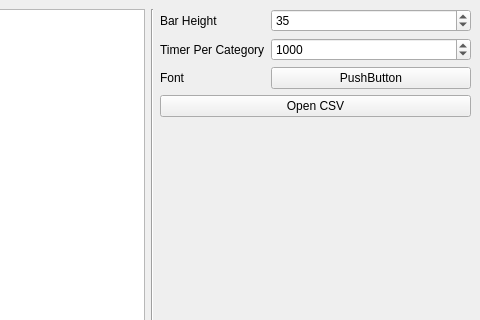
Qt form picker/mainwindow.ui (nrbyte/numvisz) before a commit; both pictures show x 320 to 800 and y 0 to 320 of the 800 by 600 pixel window.
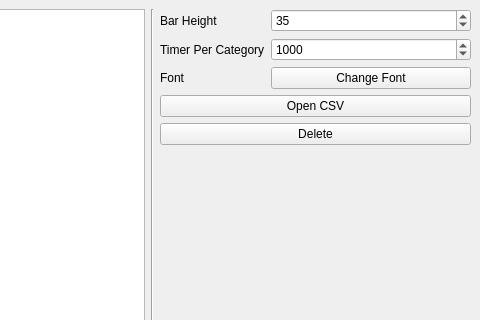
The same form after that commit.

Commit message: Added option to delete entry

The edit to the form file:
```diff
--- a/picker/mainwindow.ui
+++ b/picker/mainwindow.ui
@@ -98,7 +98,7 @@
           <item row="2" column="1">
            <widget class="QPushButton" name="fontButton">
             <property name="text">
-             <string>PushButton</string>
+             <string>Change Font</string>
             </property>
            </widget>
           </item>
@@ -111,6 +111,13 @@
           </property>
          </widget>
         </item>
+        <item>
+         <widget class="QPushButton" name="deleteButton">
+          <property name="text">
+           <string>Delete</string>
+          </property>
+         </widget>
+        </item>
         <item>
          <spacer name="verticalSpacer">
           <property name="orientation">
```
The commit also changes 4 other files.
